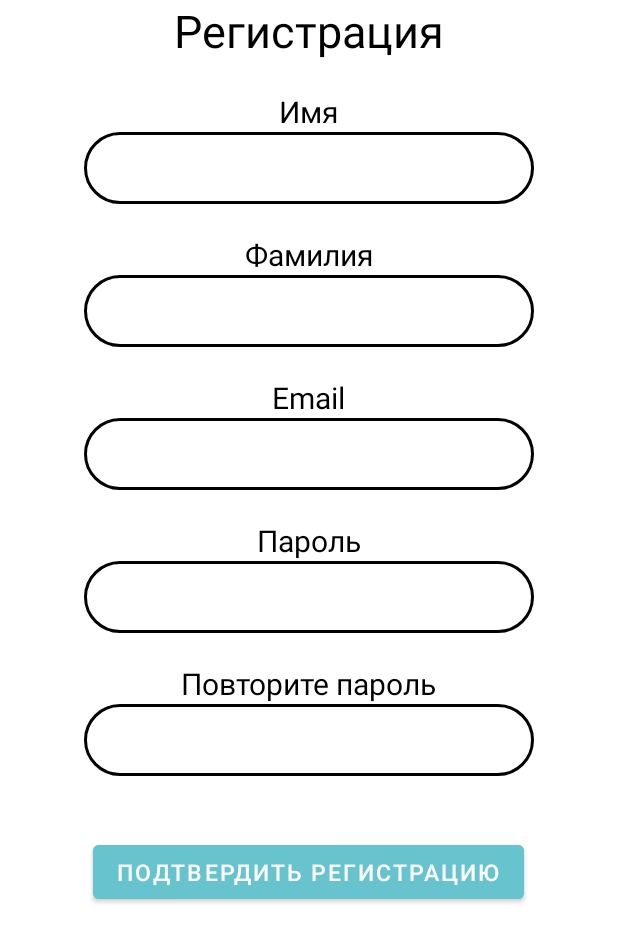
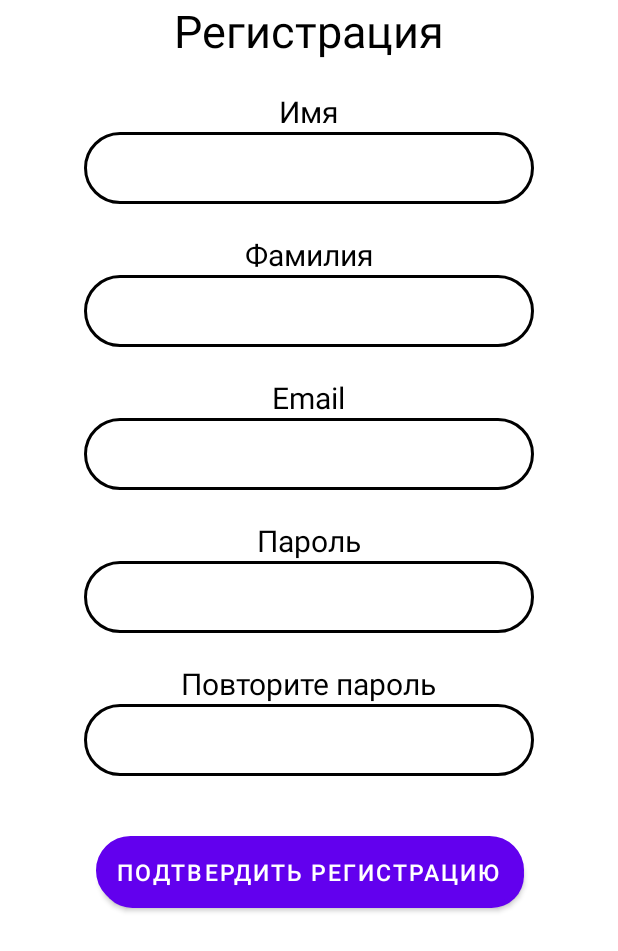
Before and after one commit to AlexanderPerehodyuk/CyberProAndroid, an Android app: the RegisterActivity screen opened directly, with no data from a screen before it, on a phone screen of 412 x 824 dp. Shown: the top 951 px of the screen. Run offline under Robolectric (Android 15) with nearby library versions, the phone set to English and light mode, and no system bars.

Commit message:
красивые кнопочки но одноцветные

```diff
--- /dev/null
+++ b/app/src/main/res/drawable/custom_button.xml
@@ -0,0 +1,23 @@
+<?xml version="1.0" encoding="utf-8"?>
+<selector xmlns:android="http://schemas.android.com/apk/res/android">
+    <item>
+        <layer-list>
+            <item android:left="5dp" android:top="5dp">
+                <shape>
+                    <corners android:radius="30dp" />
+                    <solid android:color="#D6D6D6" />
+                </shape>
+            </item>
+            <item android:bottom="2dp" android:left="2dp">
+                <shape>
+                    <gradient android:angle="270"
+                        android:endColor="#E2E2E2" android:startColor="#67C0CD" />
+                    <stroke android:width="1dp" android:color="#67C0CD" />
+                    <corners android:radius="50dp" />
+                    <padding android:bottom="10dp" android:left="10dp"
+                        android:right="10dp" android:top="10dp" />
+                </shape>
+            </item>
+        </layer-list>
+    </item>
+</selector>
--- a/app/src/main/res/layout/activity_login.xml
+++ b/app/src/main/res/layout/activity_login.xml
@@ -73,7 +73,7 @@
         android:layout_width="wrap_content"
         android:layout_height="wrap_content"
         android:layout_marginTop="50dp"
-        android:backgroundTint="#67C4CF"
+        android:background="@drawable/custom_button"
         android:onClick="enter"
         android:text="@string/enter"
         app:layout_constraintEnd_toEndOf="parent"
--- a/app/src/main/res/layout/activity_register.xml
+++ b/app/src/main/res/layout/activity_register.xml
@@ -1,18 +1,20 @@
 <?xml version="1.0" encoding="utf-8"?>
-<ScrollView
-    xmlns:android="http://schemas.android.com/apk/res/android"
+<ScrollView xmlns:android="http://schemas.android.com/apk/res/android"
     xmlns:app="http://schemas.android.com/apk/res-auto"
     android:layout_width="match_parent"
     android:layout_height="match_parent">
+
     <LinearLayout xmlns:android="http://schemas.android.com/apk/res/android"
-        android:orientation="vertical" android:layout_width="match_parent"
-        android:layout_height="match_parent"
-        android:gravity="center">
+        android:layout_width="match_parent"
+        android:layout_height="wrap_content"
+        android:gravity="center"
+        android:orientation="vertical">
+
         <TextView
-        android:layout_marginBottom="20dp"
             android:id="@+id/registerText"
             android:layout_width="wrap_content"
             android:layout_height="wrap_content"
+            android:layout_marginBottom="20dp"
             android:text="@string/register"
             android:textColor="@color/black"
             android:textSize="30sp"
@@ -32,10 +34,10 @@
             app:layout_constraintTop_toTopOf="@+id/guideline4" />
 
         <EditText
-        android:layout_marginBottom="20dp"
             android:id="@+id/editName"
             android:layout_width="300dp"
             android:layout_height="wrap_content"
+            android:layout_marginBottom="20dp"
             android:background="@drawable/input_bg"
             android:gravity="center"
             android:imeOptions="actionDone"
@@ -59,10 +61,10 @@
             app:layout_constraintTop_toTopOf="@+id/guideline5" />
 
         <EditText
-        android:layout_marginBottom="20dp"
             android:id="@+id/editSurname"
             android:layout_width="300dp"
             android:layout_height="wrap_content"
+            android:layout_marginBottom="20dp"
             android:background="@drawable/input_bg"
             android:gravity="center"
             android:imeOptions="actionDone"
@@ -86,10 +88,10 @@
             app:layout_constraintTop_toTopOf="@+id/guideline6" />
 
         <EditText
-        android:layout_marginBottom="20dp"
             android:id="@+id/editMail"
             android:layout_width="300dp"
             android:layout_height="wrap_content"
+            android:layout_marginBottom="20dp"
             android:background="@drawable/input_bg"
             android:gravity="center"
             android:imeOptions="actionDone"
@@ -113,10 +115,10 @@
             app:layout_constraintTop_toTopOf="@+id/guideline7" />
 
         <EditText
-        android:layout_marginBottom="20dp"
             android:id="@+id/editPassword"
             android:layout_width="300dp"
             android:layout_height="wrap_content"
+            android:layout_marginBottom="20dp"
             android:background="@drawable/input_bg"
             android:gravity="center"
             android:imeOptions="actionDone"
@@ -143,27 +145,28 @@
             android:id="@+id/editPasswordAgain"
             android:layout_width="300dp"
             android:layout_height="wrap_content"
+            android:layout_marginBottom="40dp"
             android:background="@drawable/input_bg"
             android:gravity="center"
             android:imeOptions="actionDone"
             android:inputType="textPassword"
             android:minWidth="48dp"
             android:minHeight="48dp"
-        android:layout_marginBottom="40dp"
             android:textColor="@color/black"
             app:layout_constraintEnd_toEndOf="@+id/passwordAgainText"
             app:layout_constraintStart_toStartOf="@+id/passwordAgainText"
             app:layout_constraintTop_toBottomOf="@+id/passwordAgainText" />
 
         <Button
-        android:textSize="15dp"
-        android:backgroundTint="#67C4CF"
             android:id="@+id/buttonRegister"
             android:layout_width="wrap_content"
             android:layout_height="wrap_content"
             android:layout_marginBottom="20dp"
+            android:background="@drawable/custom_button"
+            android:backgroundTint="#67C4CF"
             android:onClick="register"
             android:text="@string/make_register"
+            android:textSize="15dp"
             app:layout_constraintBottom_toBottomOf="parent"
             app:layout_constraintEnd_toEndOf="parent"
             app:layout_constraintStart_toStartOf="parent" />
```
Also changed, not shown: app/src/main/res/layout/activity_add_problem.xml (+4 -4 lines), app/src/main/res/layout/activity_entrance.xml (+4 -7 lines). Lines whose indentation alone changed are shown as unchanged.
